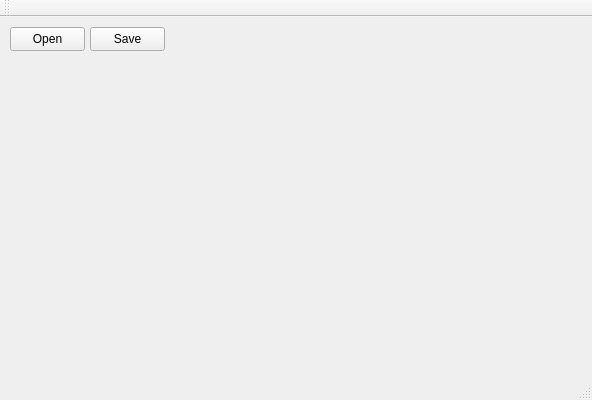
Old version of the form rework/rework.ui in the repository stu-team-project/pic2.
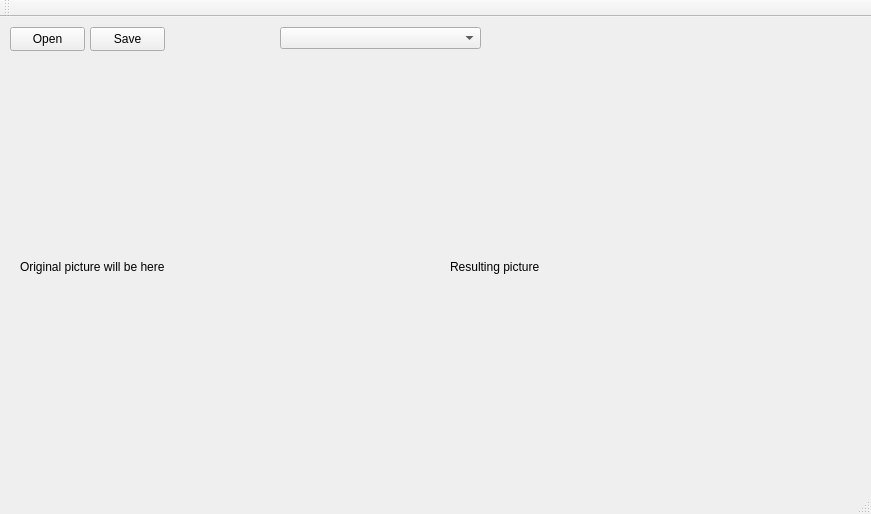
New version of the form.

Commit message: +Combobox nd image holders

The edit to the form file:
```diff
--- a/rework/rework.ui
+++ b/rework/rework.ui
@@ -6,8 +6,8 @@
    <rect>
     <x>0</x>
     <y>0</y>
-    <width>592</width>
-    <height>400</height>
+    <width>871</width>
+    <height>514</height>
    </rect>
   </property>
   <property name="windowTitle">
@@ -40,6 +40,42 @@
      <string>Save</string>
     </property>
    </widget>
+   <widget class="QLabel" name="imageLabel1">
+    <property name="geometry">
+     <rect>
+      <x>20</x>
+      <y>50</y>
+      <width>400</width>
+      <height>400</height>
+     </rect>
+    </property>
+    <property name="text">
+     <string>Original picture will be here</string>
+    </property>
+   </widget>
+   <widget class="QLabel" name="imageLabel2">
+    <property name="geometry">
+     <rect>
+      <x>450</x>
+      <y>50</y>
+      <width>400</width>
+      <height>400</height>
+     </rect>
+    </property>
+    <property name="text">
+     <string>Resulting picture</string>
+    </property>
+   </widget>
+   <widget class="QComboBox" name="comboBox">
+    <property name="geometry">
+     <rect>
+      <x>280</x>
+      <y>10</y>
+      <width>201</width>
+      <height>22</height>
+     </rect>
+    </property>
+   </widget>
   </widget>
   <widget class="QMenuBar" name="menuBar">
    <property name="geometry">
```
Left out of the diff: 2 changed lines with no effect on the pictures.
